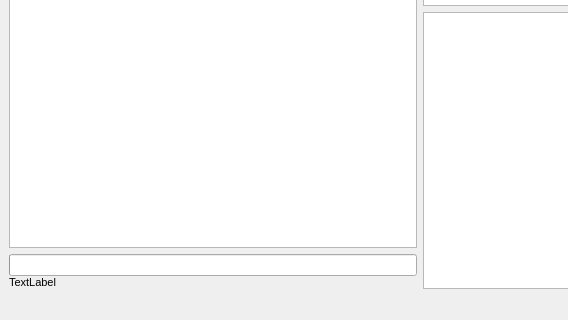
Qt form src/app/mainwindow.ui (321Proteus/boring-code) before a commit; both pictures show x 0 to 568 and y 280 to 600 of the 840 by 600 pixel window.
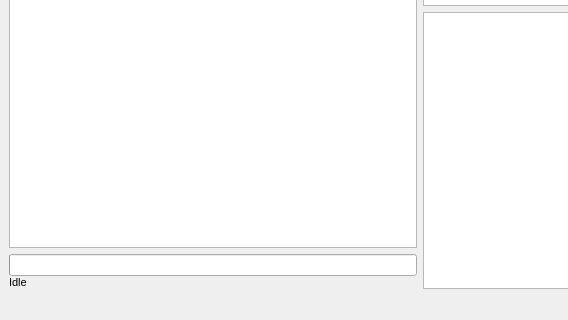
The same form after that commit.

```diff
--- a/src/app/mainwindow.ui
+++ b/src/app/mainwindow.ui
@@ -39,7 +39,7 @@
            </font>
           </property>
           <property name="text">
-           <string>TextLabel</string>
+           <string>Idle</string>
           </property>
          </widget>
         </item>
```
